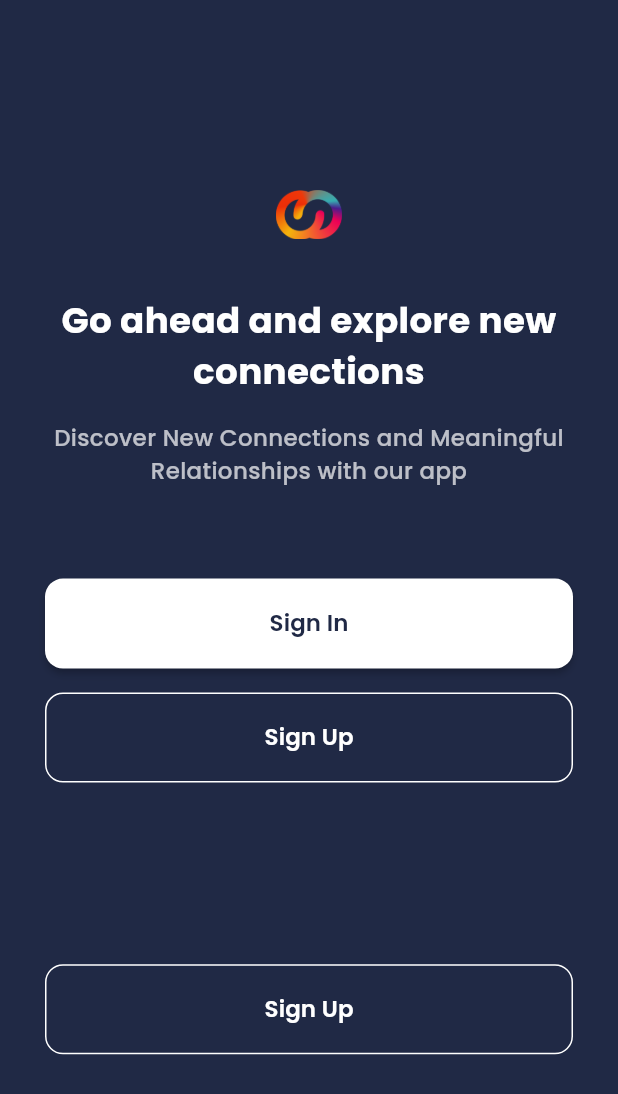
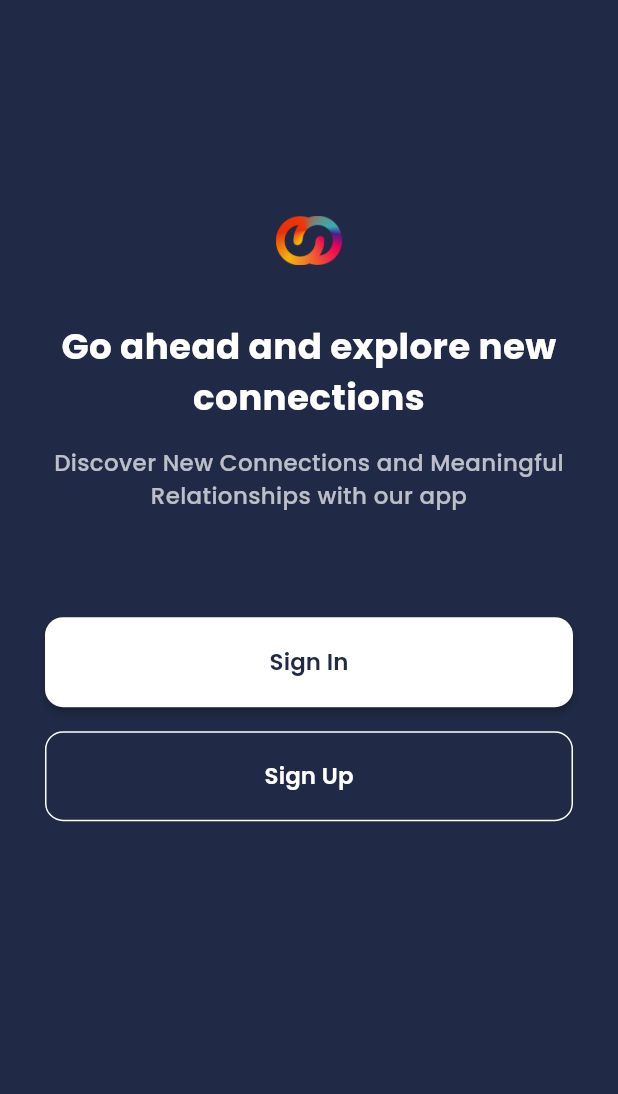
Before and after one commit to SpideyOnHigh/cennec, a Flutter app: the screen it shows after launch, on a phone screen of 412 x 824 dp. Shown: the top 1094 px of the screen. Run offline on Flutter 3.47's test engine with Material 3 defaults, Android fonts, the phone set to English and light mode, and no system bars; our stand-ins replace bloc, cached_network_image, card_swiper, chat_bubbles, confetti, connectivity_plus and 23 more; missing offline and left inert: flutter_flavor; accounts and stored records are empty; statements that could not run were skipped.

Commit message:
updated the post and also build theapk

```diff
--- a/lib/modules/auth/view/screen_intro_auth.dart
+++ b/lib/modules/auth/view/screen_intro_auth.dart
@@ -83,17 +83,17 @@ class ScreenWelcome extends StatelessWidget {
                 ),
                 const Spacer(flex: 2),
 
-                CommonButton(
-                  text: getTranslate(APPStrings.textSignUp),
-                  isOutlined: true,
-                  borderColor: Colors.white,
-                  textColor: Colors.white,
-                  borderRadius: BorderRadius.circular(12),
-                  height: Dimens.margin60,
-                  onTap: () {
-                    Navigator.pushNamed(context, AppRoutes.routeSearchNewConnection);
-                  },
-                ),
+                // CommonButton(
+                //   text: getTranslate(APPStrings.textSignUp),
+                //   isOutlined: true,
+                //   borderColor: Colors.white,
+                //   textColor: Colors.white,
+                //   borderRadius: BorderRadius.circular(12),
+                //   height: Dimens.margin60,
+                //   onTap: () {
+                //     Navigator.pushNamed(context, AppRoutes.routeSearchNewConnection);
+                //   },
+                // ),
                 const Spacer(flex: 2),
               ],
             ),
--- a/lib/modules/search_posts/view/user_profile_bottomsheet.dart
+++ b/lib/modules/search_posts/view/user_profile_bottomsheet.dart
@@ -1,4 +1,5 @@
 import 'package:cennec/modules/connections/model/model_send_request.dart';
+import 'package:cennec/modules/core/utils/my_print.dart';
 import 'package:cennec/modules/search_posts/model/similar_post_model.dart';
 import 'package:cennec/modules/search_posts/view/user_send_request_bottomsheet.dart';
 
@@ -139,10 +140,13 @@ class UserProfileBottomSheet extends StatelessWidget {
       onTap: () {
         showModalBottomSheet(
           context: context,
+          backgroundColor: AppColors.colorWhite,
           isScrollControlled: true,
           shape: const RoundedRectangleBorder(
             borderRadius: BorderRadius.vertical(top: Radius.circular(24)),
           ),
+          // constraints: BoxConstraints(maxHeight: MediaQuery.of(context).size.height * 0.75),
+
           builder: (_) => BottomSheetConnectRequest(
 //             currentUserImage: 'https://yourbaseurl.com/user_profile_images/123.jpg',
 //             targetUserImage: 'https://yourbaseurl.com/user_profile_images/456.jpg',
@@ -296,6 +300,7 @@ class UserProfileBottomSheet extends StatelessWidget {
     return Column(
       crossAxisAlignment: CrossAxisAlignment.start, // Ensures left alignment
       children: similarPostData!.userInfo!.latestPosts!.map((text) {
+        if(text.description == null || text.description!.isEmpty)return SizedBox();
         return Container(
           width: double.infinity,
           // Ensures equal width for all posts
--- a/pubspec.yaml
+++ b/pubspec.yaml
@@ -55,7 +55,7 @@ dependencies:
   cached_network_image: ^3.2.3
 
     # For Network check connectivity
-  connectivity_plus: ^3.0.2
+  connectivity_plus: ^6.1.4
 
   intl: ^0.19.0
   webview_flutter: ^4.0.1
```
Also changed, not shown: lib/app.dart (+35 -11 lines), lib/modules/allPosts/view/screen_posts.dart (+65 -13 lines), lib/modules/search_posts/view/similar_post_card.dart (+2 -8 lines), lib/modules/search_posts/view/user_send_request_bottomsheet.dart (+11 -4 lines), pubspec.lock, 9 other files.
